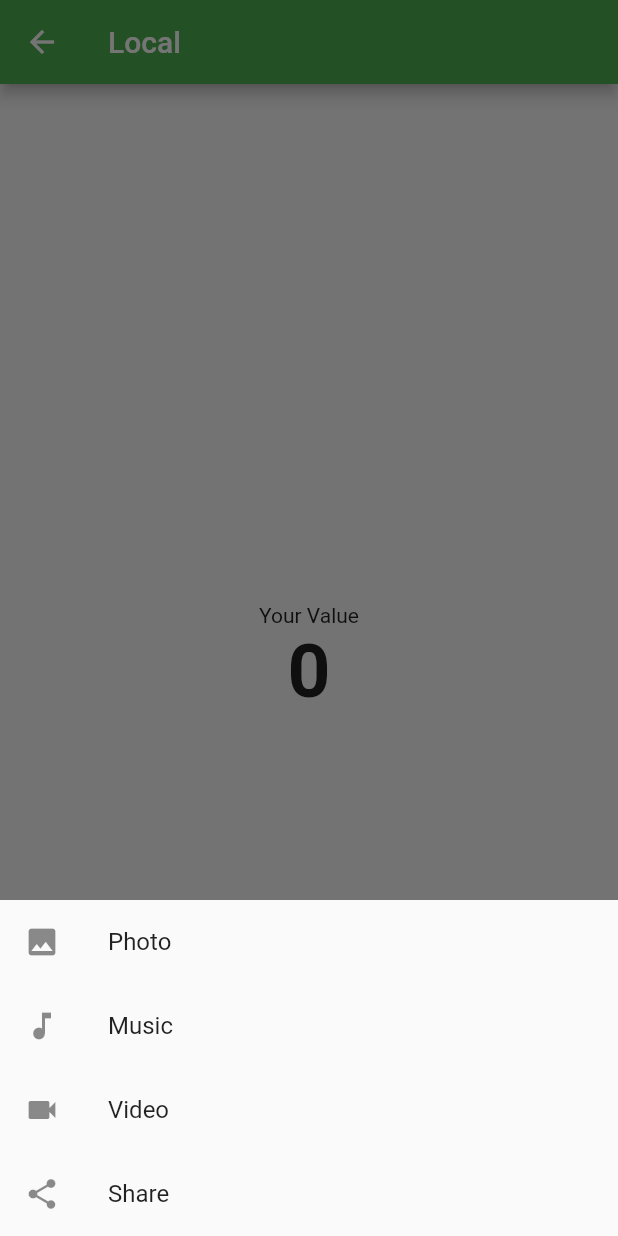
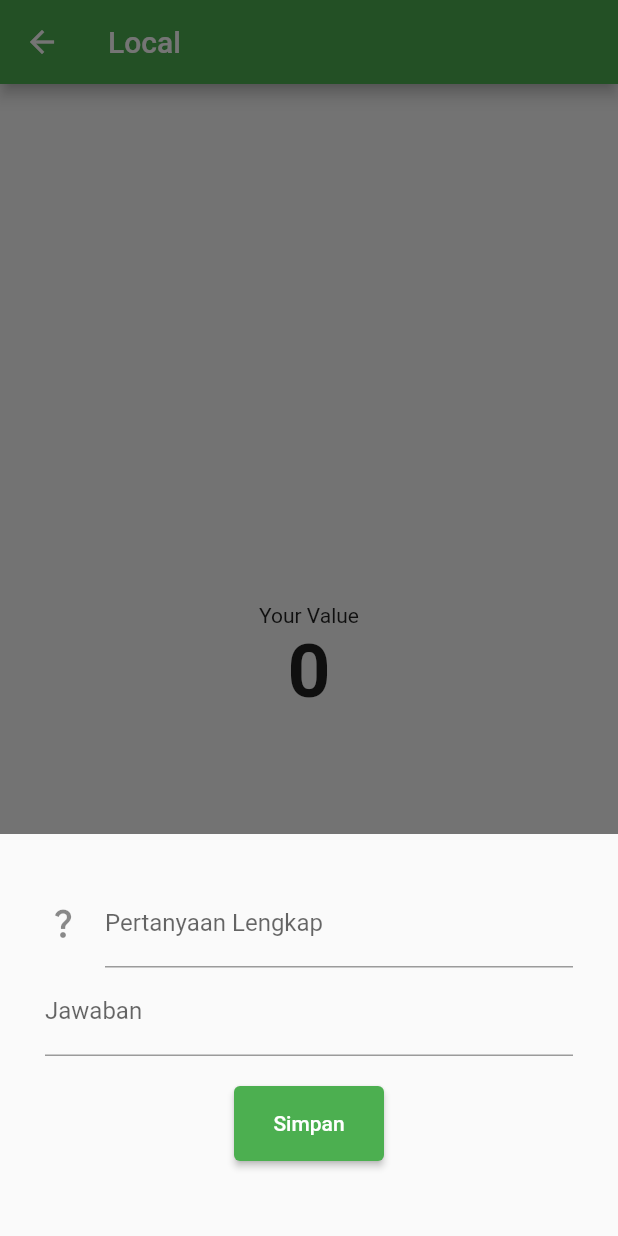
Before and after one commit to acan12/mvvm_flutter, a Flutter app: the LocalPage screen opened by its route, after a tap on the "add" icon, on a phone screen of 412 x 824 dp. Run offline on Flutter 3.47's test engine with Material 2 defaults, Android fonts, the phone set to English and light mode, and no system bars; our stand-ins replace dio, flutter_riverpod, freezed_annotation, go_router, hive, hive_flutter and 1 more; accounts and stored records are empty; generated files the repository leaves out were written again.

Commit message:
add modal for showing dialog add data

```diff
--- a/lib/ui/component/modal_bottomsheet_dialog.dart
+++ b/lib/ui/component/modal_bottomsheet_dialog.dart
@@ -1,36 +1,31 @@
 import 'package:flutter/cupertino.dart';
 import 'package:flutter/material.dart';
 
-Widget dialogBottomSheet(BuildContext context) => Column(
-      mainAxisSize: MainAxisSize.min,
-      children: <Widget>[
-        ListTile(
-          leading: new Icon(Icons.photo),
-          title: new Text('Photo'),
-          onTap: () {
-            Navigator.pop(context);
-          },
-        ),
-        ListTile(
-          leading: new Icon(Icons.music_note),
-          title: new Text('Music'),
-          onTap: () {
-            Navigator.pop(context);
-          },
-        ),
-        ListTile(
-          leading: new Icon(Icons.videocam),
-          title: new Text('Video'),
-          onTap: () {
-            Navigator.pop(context);
-          },
-        ),
-        ListTile(
-          leading: new Icon(Icons.share),
-          title: new Text('Share'),
-          onTap: () {
-            Navigator.pop(context);
-          },
-        ),
-      ],
+Widget dialogBottomSheet(BuildContext context) => Container(
+      margin: new EdgeInsets.symmetric(horizontal: 30, vertical: 30),
+      child: Column(
+        mainAxisSize: MainAxisSize.min,
+        children: <Widget>[
+          TextFormField(
+            decoration: new InputDecoration(
+                hintText: "Masukan yang mau ditanyakan",
+                labelText: "Pertanyaan Lengkap",
+                icon: Icon(Icons.question_mark)),
+          ),
+          TextFormField(
+            decoration: new InputDecoration(
+              hintText: "Masukan jawaban anda",
+              labelText: "Jawaban",
+            ),
+          ),
+          Padding(
+              padding: const EdgeInsets.symmetric(vertical: 20),
+              child: ElevatedButton(
+                style: ElevatedButton.styleFrom(minimumSize: Size(100, 50)),
+                  onPressed: () {
+                    Navigator.pop(context);
+                    Navigator.pushNamed(context, "Local");
+                  }, child: Text("Simpan"))),
+        ],
+      ),
     );
```
